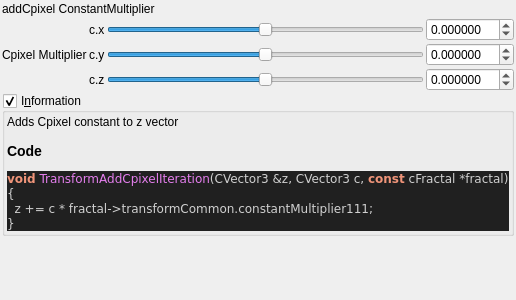
buddhi1980/mandelbulber2, file mandelbulber2/qt_data/fractal_transf_add_Cpixel.ui: the form before one commit.
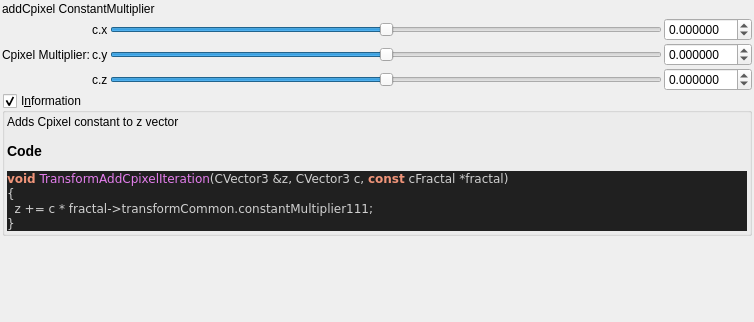
The form after the commit. Custom widgets are drawn as their Qt base class.

```diff
--- a/mandelbulber2/qt_data/fractal_transf_add_Cpixel.ui
+++ b/mandelbulber2/qt_data/fractal_transf_add_Cpixel.ui
@@ -6,8 +6,8 @@
    <rect>
     <x>0</x>
     <y>0</y>
-    <width>400</width>
-    <height>300</height>
+    <width>754</width>
+    <height>322</height>
    </rect>
   </property>
   <property name="windowTitle">
@@ -227,7 +227,7 @@
      <item row="0" column="0" rowspan="3">
       <widget class="QLabel" name="label_108">
        <property name="text">
-        <string>Cpixel Multiplier</string>
+        <string>Cpixel Multiplier:</string>
        </property>
       </widget>
      </item>
```
Left out of the diff: 9 changed lines with no effect on the pictures.
